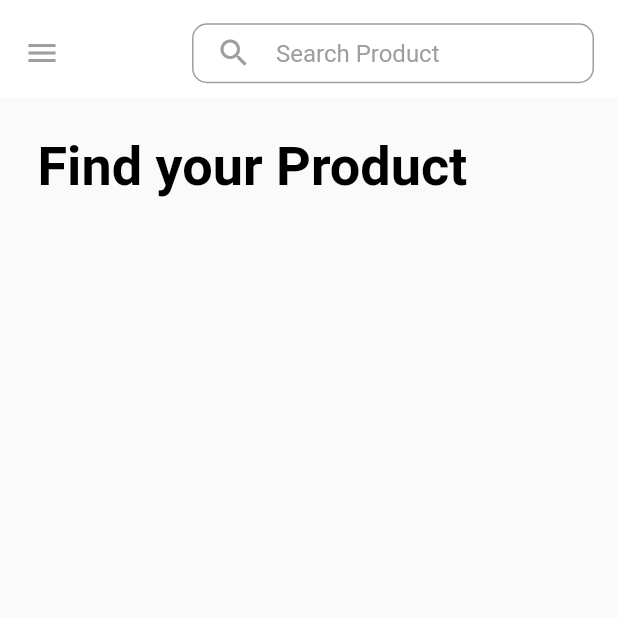
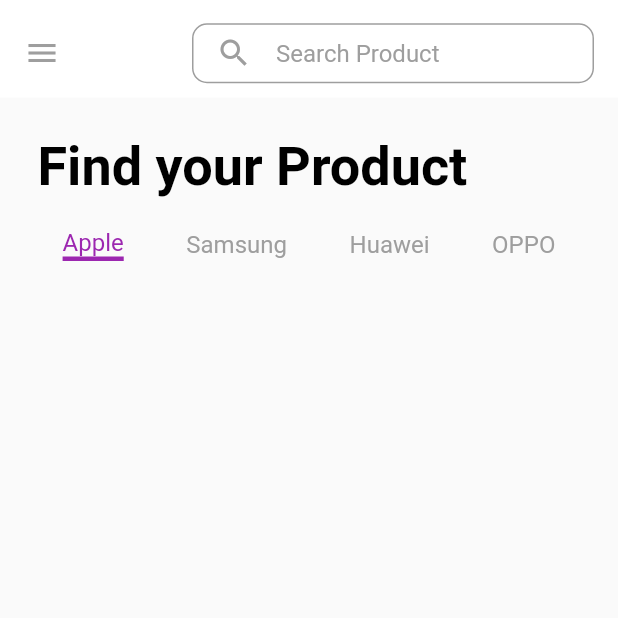
Before and after one commit to GustavoMen/desafio_flutter, a Flutter app: the screen it shows after launch, on a phone screen of 412 x 824 dp, the top half of it. Run offline on Flutter 3.47's test engine with Material 2 defaults, Android fonts, the phone set to English and light mode, and no system bars.

Commit message:
AppBar, Menu done

```diff
--- a/lib/components/screens/main_page.dart
+++ b/lib/components/screens/main_page.dart
@@ -1,11 +1,18 @@
 import 'package:flutter/material.dart';
 import '../ui/main_text.dart';
+import '../ui/select_menu.dart';
 
 class MainPage extends StatelessWidget {
   const MainPage({super.key});
 
   @override
   Widget build(BuildContext context) {
-    return const MainText();
+    return Column(
+      crossAxisAlignment: CrossAxisAlignment.start,
+      children: const [
+        MainText(),
+        SelectMenu(),
+      ],
+    );
   }
 }
--- a/lib/components/ui/select_menu.dart
+++ b/lib/components/ui/select_menu.dart
@@ -1,12 +1,88 @@
 import 'package:flutter/material.dart';
 
-class SelectMenu extends StatelessWidget {
+class SelectMenu extends StatefulWidget {
   const SelectMenu({super.key});
+
+  @override
+  State<SelectMenu> createState() => _SelectMenuState();
+}
+
+class _SelectMenuState extends State<SelectMenu> {
+  int _selectedOption = 1;
+
+  void _onSelectMenu(int e) {
+    setState(() {
+      _selectedOption = e;
+    });
+  }
 
   @override
   Widget build(BuildContext context) {
     return Row(
-      children: const [],
+      mainAxisAlignment: MainAxisAlignment.spaceEvenly,
+      children: [
+        MenuItem(
+          selectedOption: _selectedOption,
+          tap: _onSelectMenu,
+          text: "Apple",
+          thisOption: 1,
+        ),
+        MenuItem(
+          selectedOption: _selectedOption,
+          tap: _onSelectMenu,
+          text: "Samsung",
+          thisOption: 2,
+        ),
+        MenuItem(
+          selectedOption: _selectedOption,
+          tap: _onSelectMenu,
+          text: "Huawei",
+          thisOption: 3,
+        ),
+        MenuItem(
+          selectedOption: _selectedOption,
+          tap: _onSelectMenu,
+          text: "OPPO",
+          thisOption: 4,
+        ),
+      ],
     );
   }
 }
+
+class MenuItem extends StatelessWidget {
+  const MenuItem(
+      {required this.selectedOption,
+      required this.tap,
+      required this.text,
+      required this.thisOption,
+      super.key});
+
+  final int selectedOption;
+  final String text;
+  final void Function(int) tap;
+  final int thisOption;
+
+  @override
+  Widget build(BuildContext context) {
+    return Padding(
+      padding: const EdgeInsets.only(top: 20),
+      child: InkWell(
+        onTap: () => tap(thisOption),
+        child: Container(
+          decoration: selectedOption == thisOption
+              ? const BoxDecoration(
+                  border: Border(
+                      bottom: BorderSide(width: 3, color: Colors.purple)))
+              : const BoxDecoration(
+                  border: null,
+                ),
+          child: Text(text,
+              style: selectedOption == thisOption
+                  ? const TextStyle(color: Colors.purple, fontSize: 16)
+                  : const TextStyle(color: Colors.grey, fontSize: 16)),
+        ),
+      ),
+    );
+  }
+}
--- a/lib/main.dart
+++ b/lib/main.dart
@@ -2,7 +2,7 @@ import 'package:flutter/material.dart';
 import './components/ui/app_bar_custom.dart';
 import 'components/screens/main_page.dart';
 
-void main() => runApp(DesafioFlutter());
+void main() => runApp(const DesafioFlutter());
 
 class DesafioFlutter extends StatelessWidget {
   const DesafioFlutter({super.key});
```
